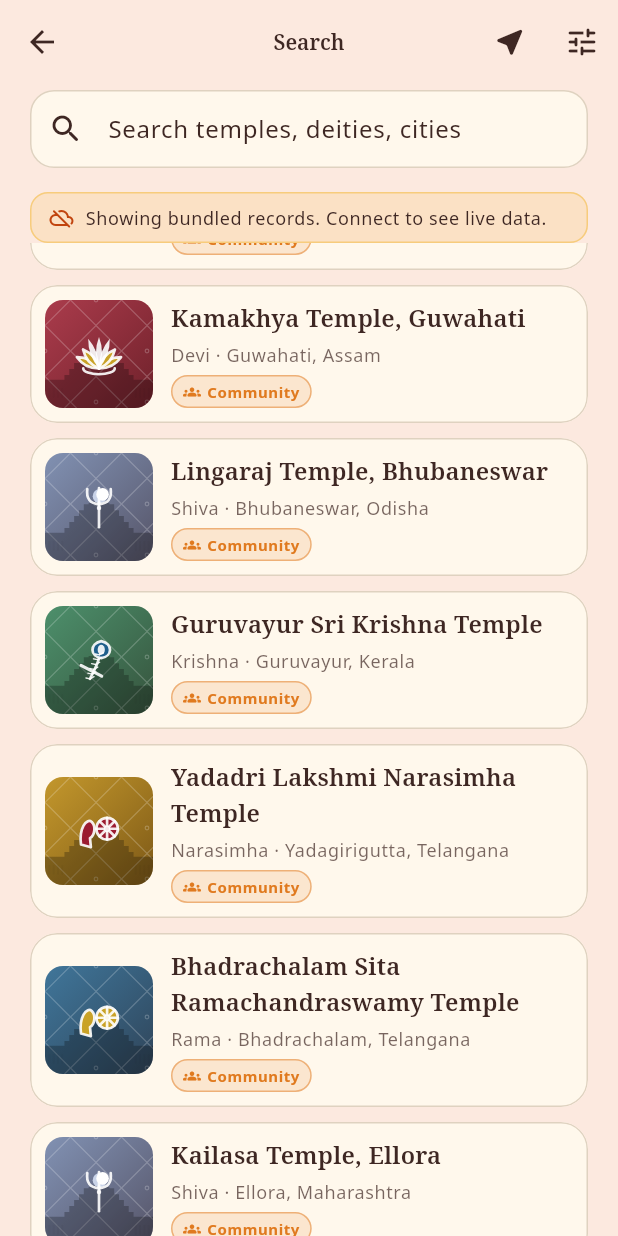
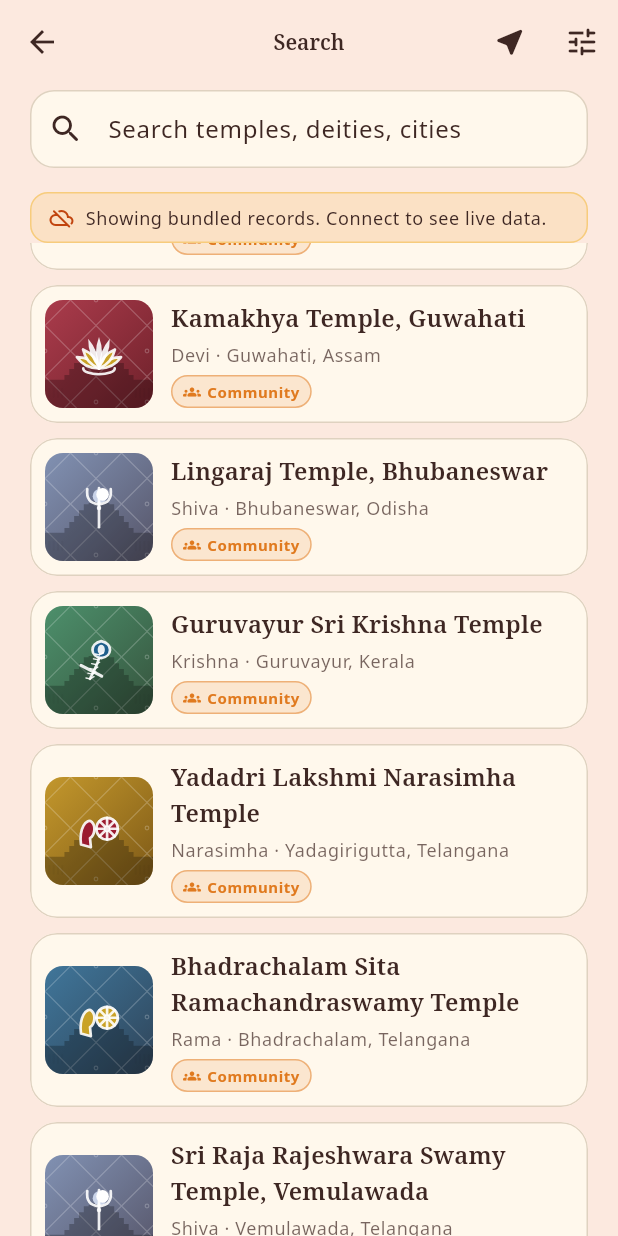
Before and after one commit to PranayReddy10/temple-app, a Flutter app: the SearchScreen screen opened directly, scrolled down 1728 dp, on a phone screen of 412 x 824 dp. Run offline on Flutter 3.47's test engine with Material 3 defaults, Android fonts, the phone set to English and light mode, and no system bars; our stand-ins replace geolocator, image_picker, share_plus, shared_preferences; accounts and stored records are empty; network calls fail.

Commit message:
Show famous temples on Home and bundle the Telangana set offline
- TempleSummary.isFeatured, parsed from the backend's is_featured
- TempleQuery.featuredOnly sends featured=1; an older backend ignores it
- Home's "Popular temples" now lists featured (famous) temples
- Offline data mirrors the 19 famous Telangana temples from the
  backend's TelanganaTempleSeeder, all community level, plus the
  Saraswati and Kali deities they need
- Offline repository honours featuredOnly and sort=featured

Co-Authored-By: Claude Opus 5.5 <noreply@anthropic.com>
Claude-Session: https://claude.ai/code/session_01HroR4V4Td7ASkqRtxUwnjB

```diff
--- a/lib/core/api/temple_repository.dart
+++ b/lib/core/api/temple_repository.dart
@@ -13,6 +13,7 @@ class TempleQuery {
     this.state,
     this.district,
     this.verifiedOnly = false,
+    this.featuredOnly = false,
     this.lat,
     this.lng,
     this.radiusKm,
@@ -27,6 +28,10 @@ class TempleQuery {
   final String? state;
   final String? district;
   final bool verifiedOnly;
+
+  /// Famous temples only. A backend that predates the flag ignores the
+  /// parameter and returns its normal list, so this degrades gracefully.
+  final bool featuredOnly;
   final double? lat;
   final double? lng;
   final double? radiusKm;
@@ -43,6 +48,7 @@ class TempleQuery {
         'state': state,
         'district': district,
         'verified': verifiedOnly ? '1' : null,
+        'featured': featuredOnly ? '1' : null,
         'lat': lat?.toString(),
         'lng': lng?.toString(),
         'radius': radiusKm?.toString(),
@@ -57,6 +63,7 @@ class TempleQuery {
     String? category,
     String? state,
     bool? verifiedOnly,
+    bool? featuredOnly,
     double? lat,
     double? lng,
     double? radiusKm,
@@ -71,6 +78,7 @@ class TempleQuery {
         state: clearFilters ? null : (state ?? this.state),
         district: clearFilters ? null : district,
         verifiedOnly: clearFilters ? false : (verifiedOnly ?? this.verifiedOnly),
+        featuredOnly: clearFilters ? false : (featuredOnly ?? this.featuredOnly),
         lat: lat ?? this.lat,
         lng: lng ?? this.lng,
         radiusKm: radiusKm ?? this.radiusKm,
@@ -148,6 +156,7 @@ class TempleRepository {
     if (q.category != null) list = list.where((t) => t.categorySlugs.contains(q.category));
     if (q.state != null) list = list.where((t) => SampleData.stateSlug(t.location.state) == q.state);
     if (q.verifiedOnly) list = list.where((t) => t.trust.level == TrustLevel.verified || t.trust.level == TrustLevel.official);
+    if (q.featuredOnly) list = list.where((t) => t.isFeatured);
     var out = list.toList();
     if (q.isNearby) {
       out = out
@@ -160,6 +169,8 @@ class TempleRepository {
       out.sort((a, b) => a.name.compareTo(b.name));
     } else if (q.sort == '-name') {
       out.sort((a, b) => b.name.compareTo(a.name));
+    } else if (q.sort == 'featured') {
+      out.sort((a, b) => a.isFeatured == b.isFeatured ? a.name.compareTo(b.name) : (a.isFeatured ? -1 : 1));
     }
     return out;
   }
--- a/lib/core/data/sample_data.dart
+++ b/lib/core/data/sample_data.dart
@@ -19,6 +19,8 @@ class SampleData {
     DeityRef(slug: 'narasimha', name: 'Narasimha', alternateNames: ['Nrisimha', 'Lakshmi Narasimha']),
     DeityRef(slug: 'devi', name: 'Devi', alternateNames: ['Durga', 'Parvati', 'Amman', 'Shakti']),
     DeityRef(slug: 'lakshmi', name: 'Lakshmi', alternateNames: ['Sri', 'Mahalakshmi']),
+    DeityRef(slug: 'saraswati', name: 'Saraswati', alternateNames: ['Sharada', 'Vagdevi']),
+    DeityRef(slug: 'kali', name: 'Kali', alternateNames: ['Mahakali', 'Bhadrakali']),
     DeityRef(slug: 'ganesha', name: 'Ganesha', alternateNames: ['Ganapati', 'Vinayaka', 'Pillaiyar']),
     DeityRef(slug: 'hanuman', name: 'Hanuman', alternateNames: ['Anjaneya', 'Maruti', 'Bajrangbali']),
     DeityRef(slug: 'surya', name: 'Surya', alternateNames: ['Aditya', 'Ravi']),
@@ -69,7 +71,7 @@ class SampleData {
 
   static DeityRef _deity(String slug) => deities.firstWhere((d) => d.slug == slug);
 
-  static TempleSummary _t(String slug, String name, String deity, String city, String state, double lat, double lng, String summary, List<String> cats) =>
+  static TempleSummary _t(String slug, String name, String deity, String city, String state, double lat, double lng, String summary, List<String> cats, {bool featured = false}) =>
       TempleSummary(
         slug: slug,
         name: name,
@@ -78,6 +80,7 @@ class SampleData {
         location: Location(city: city, state: state, latitude: lat, longitude: lng),
         trust: _community,
         categorySlugs: cats,
+        isFeatured: featured,
       );
 
   static final List<TempleSummary> temples = [
@@ -119,10 +122,46 @@ class SampleData {
         'Eleventh-century Kalinga-style temple, the largest in Bhubaneswar.', []),
     _t('guruvayur-sri-krishna-temple', 'Guruvayur Sri Krishna Temple', 'krishna', 'Guruvayur', 'Kerala', 10.5949, 76.0411,
         'Krishna temple in Thrissur district, often called the Dwarka of the south.', []),
-    _t('yadadri-lakshmi-narasimha-temple', 'Yadadri Lakshmi Narasimha Temple', 'narasimha', 'Yadagirigutta', 'Telangana', 17.6017, 78.9500,
-        'Hill temple to Lakshmi Narasimha, rebuilt in Krishna Shila stone.', ['hill-temple']),
+    // Famous temples of Telangana: mirrors the featured rows of the backend's
+    // TelanganaTempleSeeder. Coordinates are approximate.
+    _t('yadadri-lakshmi-narasimha-temple', 'Yadadri Lakshmi Narasimha Temple', 'narasimha', 'Yadagirigutta', 'Telangana', 17.5886, 78.9449,
+        'Hill temple to Lakshmi Narasimha, rebuilt in black Krishna Shila stone and reopened in 2022. The most visited temple in Telangana.', ['hill-temple'], featured: true),
     _t('bhadrachalam-sita-ramachandraswamy-temple', 'Bhadrachalam Sita Ramachandraswamy Temple', 'rama', 'Bhadrachalam', 'Telangana', 17.6688, 80.8897,
-        'Rama temple on the Godavari, known for Sri Rama Navami celebrations.', ['river-ghat-temple']),
+        'Rama temple on the Godavari, built in the 17th century by Kancherla Gopanna (Bhakta Ramadasu). Known for the Sri Rama Navami Kalyanam.', ['river-ghat-temple'], featured: true),
+    _t('sri-raja-rajeshwara-swamy-temple-vemulawada', 'Sri Raja Rajeshwara Swamy Temple, Vemulawada', 'shiva', 'Vemulawada', 'Telangana', 18.4663, 78.8687,
+        'Shiva temple known as Dakshina Kashi, where devotees keep the Kode Mokku vow by walking a bull calf around the shrine.', [], featured: true),
+    _t('gnana-saraswati-temple-basara', 'Gnana Saraswati Temple, Basara', 'saraswati', 'Basara', 'Telangana', 18.8766, 77.9555,
+        'Temple to Saraswati on the Godavari where families bring children for Aksharabhyasam, their first letters.', ['river-ghat-temple'], featured: true),
+    _t('ramappa-temple-kakatiya-rudreshwara-temple', 'Ramappa Temple (Kakatiya Rudreshwara Temple)', 'shiva', 'Palampet', 'Telangana', 18.2593, 79.9434,
+        'Kakatiya Shiva temple completed in 1213 CE and named after its sculptor. A UNESCO World Heritage Site since 2021.', ['unesco-world-heritage'], featured: true),
+    _t('thousand-pillar-temple-hanumakonda', 'Thousand Pillar Temple, Hanumakonda', 'shiva', 'Hanumakonda', 'Telangana', 18.0037, 79.5747,
+        'Kakatiya temple of 1163 CE with three shrines, to Shiva, Vishnu and Surya, and a monolithic Nandi.', [], featured: true),
+    _t('bhadrakali-temple-warangal', 'Bhadrakali Temple, Warangal', 'kali', 'Warangal', 'Telangana', 17.9937, 79.5831,
+        'Hilltop shrine to Bhadrakali above Bhadrakali lake, patronised by the Kakatiyas.', ['hill-temple'], featured: true),
+    _t('chilkur-balaji-temple', 'Chilkur Balaji Temple', 'venkateswara', 'Chilkur', 'Telangana', 17.3563, 78.2994,
+        'Visa Balaji temple near Osman Sagar. No hundi and no VIP darshan: every devotee joins the same queue.', [], featured: true),
+    _t('birla-mandir-hyderabad', 'Birla Mandir, Hyderabad', 'venkateswara', 'Hyderabad', 'Telangana', 17.4062, 78.4691,
+        'White marble Venkateswara temple on Naubat Pahad overlooking Hussain Sagar, opened in 1976.', ['hill-temple'], featured: true),
+    _t('jogulamba-temple-alampur', 'Jogulamba Temple, Alampur', 'devi', 'Alampur', 'Telangana', 15.8784, 78.1339,
+        'Shrine to Jogulamba near the meeting of the Tungabhadra and Krishna, one of the eighteen Maha Shakti Peethas.', ['shakti-peetha', 'river-ghat-temple'], featured: true),
+    _t('alampur-navabrahma-temples', 'Alampur Navabrahma Temples', 'shiva', 'Alampur', 'Telangana', 15.8790, 78.1330,
+        'Nine 7th–8th century Badami Chalukya Shiva temples on the Tungabhadra.', ['river-ghat-temple'], featured: true),
+    _t('sammakka-saralamma-temple-medaram', 'Sammakka Saralamma Temple, Medaram', 'devi', 'Medaram', 'Telangana', 18.2956, 80.2464,
+        'Forest shrine of the Koya tribal goddesses, home of the biennial Medaram Jatara.', ['forest-temple'], featured: true),
+    _t('komuravelli-mallikarjuna-swamy-temple', 'Komuravelli Mallikarjuna Swamy Temple', 'shiva', 'Komuravelli', 'Telangana', 17.9667, 78.8833,
+        'Hill temple of Mallanna, a folk form of Shiva; the jatara runs from Sankranti to Ugadi.', ['hill-temple'], featured: true),
+    _t('kondagattu-anjaneya-swamy-temple', 'Kondagattu Anjaneya Swamy Temple', 'hanuman', 'Kondagattu', 'Telangana', 18.7164, 78.9467,
+        'Hill temple to Hanuman in Jagtial district, crowded on Hanuman Jayanti.', ['hill-temple'], featured: true),
+    _t('kaleshwara-mukteswara-swamy-temple-kaleshwaram', 'Kaleshwara Mukteswara Swamy Temple, Kaleshwaram', 'shiva', 'Kaleshwaram', 'Telangana', 18.8120, 79.9070,
+        'Shiva temple at the Godavari–Pranahita confluence, with two lingams on one pedestal.', ['river-ghat-temple'], featured: true),
+    _t('sri-lakshmi-narasimha-swamy-temple-dharmapuri', 'Sri Lakshmi Narasimha Swamy Temple, Dharmapuri', 'narasimha', 'Dharmapuri', 'Telangana', 18.9480, 79.0930,
+        'Narasimha temple on the Godavari, a major bathing site during Godavari Pushkaralu.', ['river-ghat-temple'], featured: true),
+    _t('keesaragutta-sri-ramalingeswara-swamy-temple', 'Keesaragutta Sri Ramalingeswara Swamy Temple', 'shiva', 'Keesara', 'Telangana', 17.5310, 78.6680,
+        'Hill shrine where, by tradition, Rama installed a Shiva lingam.', ['hill-temple'], featured: true),
+    _t('ujjaini-mahankali-temple-secunderabad', 'Ujjaini Mahankali Temple, Secunderabad', 'kali', 'Secunderabad', 'Telangana', 17.4390, 78.4960,
+        'Mahankali temple at the centre of the Lashkar Bonalu festival in Ashada.', [], featured: true),
+    _t('balkampet-yellamma-temple', 'Balkampet Yellamma Temple', 'devi', 'Hyderabad', 'Telangana', 17.4460, 78.4290,
+        'Shrine to Yellamma whose self-manifested idol lies below ground level; known for the Yellamma Kalyanam.', [], featured: true),
     _t('kailasa-temple-ellora', 'Kailasa Temple, Ellora', 'shiva', 'Ellora', 'Maharashtra', 20.0268, 75.1779,
         'Monolithic temple carved downward from a single basalt cliff, Ellora Cave 16.', ['unesco-world-heritage', 'rock-cut-temple', 'cave-temple']),
     _t('salasar-balaji-temple', 'Salasar Balaji Temple', 'hanuman', 'Salasar', 'Rajasthan', 27.7333, 74.7333,
@@ -141,6 +180,13 @@ class SampleData {
     'vaishno-devi-temple-katra': ['Mata Rani', 'Vaishnodevi'],
     'yadadri-lakshmi-narasimha-temple': ['Yadagirigutta', 'యాదాద్రి'],
     'bhadrachalam-sita-ramachandraswamy-temple': ['Bhadradri', 'భద్రాచలం'],
+    'sri-raja-rajeshwara-swamy-temple-vemulawada': ['Vemulawada', 'Rajanna', 'వేములవాడ'],
+    'gnana-saraswati-temple-basara': ['Basar', 'బాసర'],
+    'ramappa-temple-kakatiya-rudreshwara-temple': ['Ramappa', 'రామప్ప'],
+    'thousand-pillar-temple-hanumakonda': ['Veyi Sthambala Gudi', 'Rudreshwara', 'వేయి స్తంభాల గుడి'],
+    'chilkur-balaji-temple': ['Visa Balaji', 'చిలుకూరు'],
+    'sammakka-saralamma-temple-medaram': ['Medaram Jatara', 'మేడారం'],
+    'komuravelli-mallikarjuna-swamy-temple': ['Komuravelli Mallanna', 'కొమురవెల్లి'],
   };
 
   static List<String> aliasesFor(String slug) => _aliases[slug] ?? const [];
--- a/lib/core/models/models.dart
+++ b/lib/core/models/models.dart
@@ -201,6 +201,7 @@ class TempleSummary {
     required this.trust,
     this.primaryPhoto,
     this.categorySlugs = const [],
+    this.isFeatured = false,
   });
 
   final int? id;
@@ -217,6 +218,10 @@ class TempleSummary {
   /// carry categories.
   final List<String> categorySlugs;
 
+  /// An editor's "famous temple" mark. A curation choice, not a trust claim:
+  /// [trust] still says how far the record can be relied on.
+  final bool isFeatured;
+
   factory TempleSummary.fromJson(Map<String, dynamic> j) => TempleSummary(
         id: _i(j['id']),
         slug: _s(j['slug']) ?? '',
@@ -227,6 +232,7 @@ class TempleSummary {
         distanceKm: _d(j['distance_km']),
         trust: Trust.fromJson(_m(j['trust'])),
         primaryPhoto: j['primary_photo'] is Map ? Photo.fromJson(_m(j['primary_photo'])) : null,
+        isFeatured: j['is_featured'] == true,
       );
 
   TempleSummary withDistance(double km) => TempleSummary(
@@ -240,6 +246,7 @@ class TempleSummary {
         trust: trust,
         primaryPhoto: primaryPhoto,
         categorySlugs: categorySlugs,
+        isFeatured: isFeatured,
       );
 }
 
@@ -479,6 +486,7 @@ class TempleDetail {
         trust: Trust.fromJson(_m(j['trust'])),
         primaryPhoto: primary,
         categorySlugs: _l(j['categories']).map((e) => _s(_m(e)['slug']) ?? '').toList(),
+        isFeatured: j['is_featured'] == true,
       ),
       alternateNames: _l(j['alternate_names']).map((e) => _s(_m(e)['name']) ?? '').where((e) => e.isNotEmpty).toList(),
       categories: _l(j['categories']).map((e) => CategoryRef.fromJson(_m(e))).toList(),
--- a/lib/features/home/home_screen.dart
+++ b/lib/features/home/home_screen.dart
@@ -45,7 +45,7 @@ class _HomeScreenState extends State<HomeScreen> {
   Future<void> _load() async {
     final repo = context.read<TempleRepository>();
     final results = await Future.wait([
-      repo.temples(const TempleQuery(perPage: 10, sort: 'recent')),
+      repo.temples(const TempleQuery(perPage: 10, featuredOnly: true)),
       repo.events(),
     ]);
     if (!mounted) return;
```
Also changed, not shown: 1 other file.
